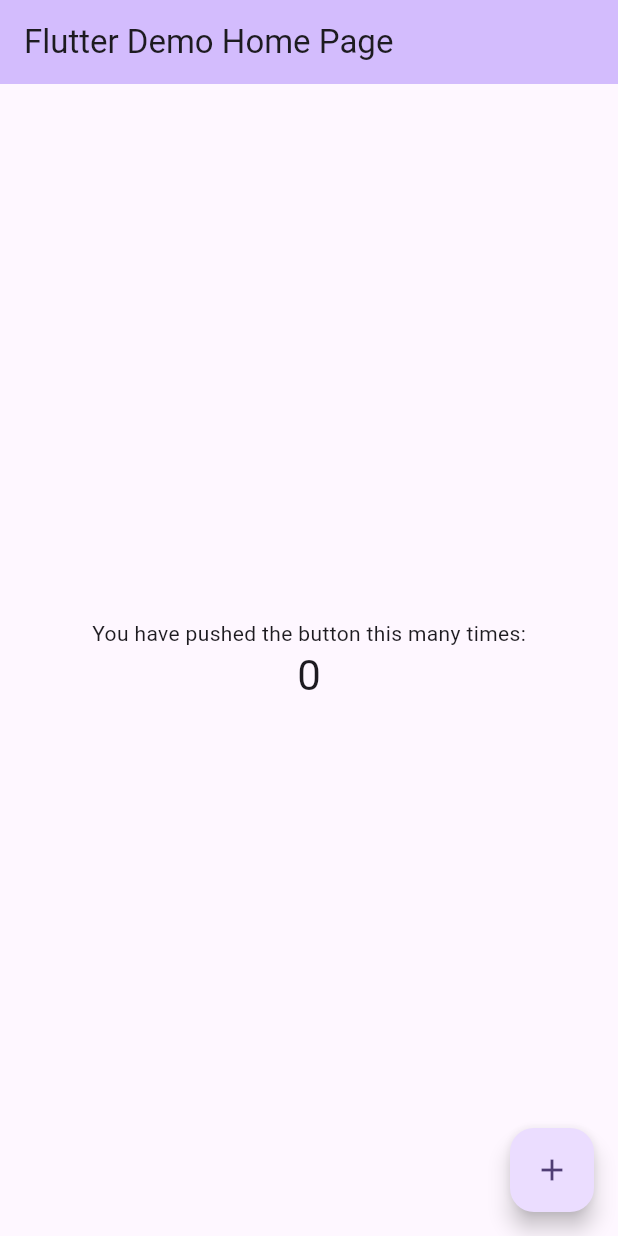
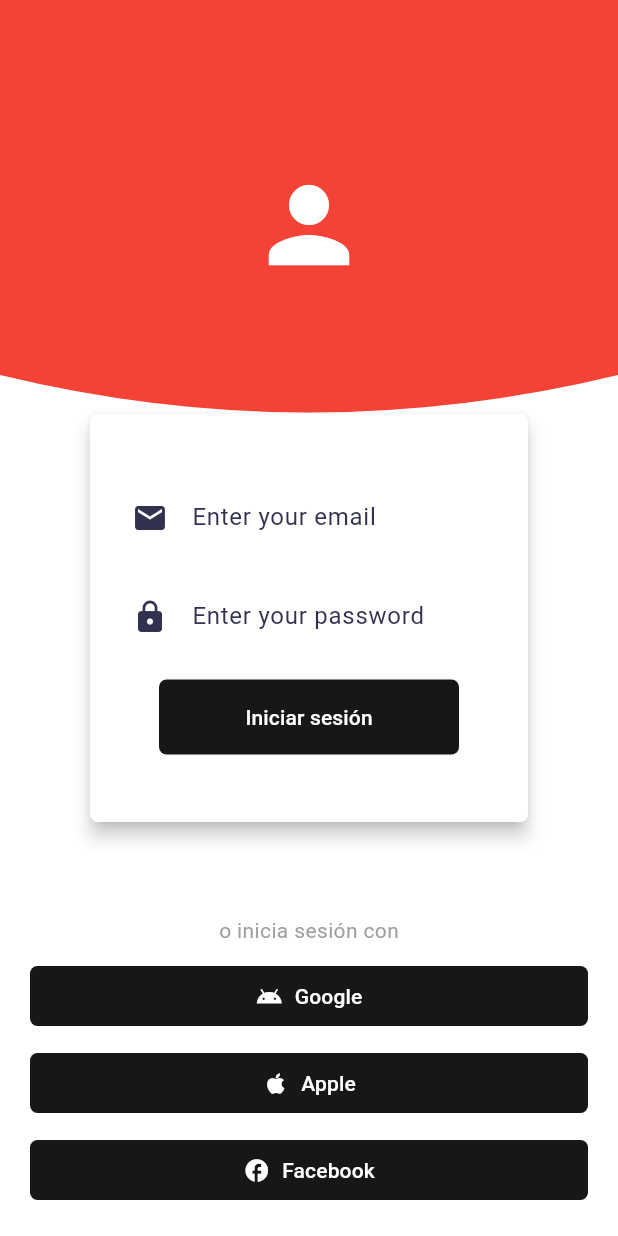
Before and after one commit to KevinJara123/appfundacionjeanmaggi, a Flutter app: the screen it shows after launch, on a phone screen of 412 x 824 dp. Run offline on Flutter 3.47's test engine with Material 3 defaults, Android fonts, the light colour scheme and no system bars.

Commit message:
Restaurando archivos login

```diff
--- a/lib/main.dart
+++ b/lib/main.dart
@@ -1,125 +1,17 @@
 import 'package:flutter/material.dart';
+import 'package:appfundacionjeanmaggi/views/login_views.dart'; // Importa tu vista de inicio de sesión
 
-void main() {
-  runApp(const MyApp());
-}
+void main() => runApp(const NavigationBarApp());
 
-class MyApp extends StatelessWidget {
-  const MyApp({super.key});
+class NavigationBarApp extends StatelessWidget {
+  const NavigationBarApp({Key? key}) : super(key: key);
 
-  // This widget is the root of your application.
   @override
   Widget build(BuildContext context) {
     return MaterialApp(
-      title: 'Flutter Demo',
-      theme: ThemeData(
-        // This is the theme of your application.
-        //
-        // TRY THIS: Try running your application with "flutter run". You'll see
-        // the application has a purple toolbar. Then, without quitting the app,
-        // try changing the seedColor in the colorScheme below to Colors.green
-        // and then invoke "hot reload" (save your changes or press the "hot
-        // reload" button in a Flutter-supported IDE, or press "r" if you used
-        // the command line to start the app).
-        //
-        // Notice that the counter didn't reset back to zero; the application
-        // state is not lost during the reload. To reset the state, use hot
-        // restart instead.
-        //
-        // This works for code too, not just values: Most code changes can be
-        // tested with just a hot reload.
-        colorScheme: ColorScheme.fromSeed(seedColor: Colors.deepPurple),
-        useMaterial3: true,
-      ),
-      home: const MyHomePage(title: 'Flutter Demo Home Page'),
+      debugShowCheckedModeBanner: false,
+      theme: ThemeData(useMaterial3: true),
+      home: const LoginView(), // Cambiado para mostrar la vista de inicio de sesión
     );
   }
 }
-
-class MyHomePage extends StatefulWidget {
-  const MyHomePage({super.key, required this.title});
-
-  // This widget is the home page of your application. It is stateful, meaning
-  // that it has a State object (defined below) that contains fields that affect
-  // how it looks.
-
-  // This class is the configuration for the state. It holds the values (in this
-  // case the title) provided by the parent (in this case the App widget) and
-  // used by the build method of the State. Fields in a Widget subclass are
-  // always marked "final".
-
-  final String title;
-
-  @override
-  State<MyHomePage> createState() => _MyHomePageState();
-}
-
-class _MyHomePageState extends State<MyHomePage> {
-  int _counter = 0;
-
-  void _incrementCounter() {
-    setState(() {
-      // This call to setState tells the Flutter framework that something has
-      // changed in this State, which causes it to rerun the build method below
-      // so that the display can reflect the updated values. If we changed
-      // _counter without calling setState(), then the build method would not be
-      // called again, and so nothing would appear to happen.
-      _counter++;
-    });
-  }
-
-  @override
-  Widget build(BuildContext context) {
-    // This method is rerun every time setState is called, for instance as done
-    // by the _incrementCounter method above.
-    //
-    // The Flutter framework has been optimized to make rerunning build methods
-    // fast, so that you can just rebuild anything that needs updating rather
-    // than having to individually change instances of widgets.
-    return Scaffold(
-      appBar: AppBar(
-        // TRY THIS: Try changing the color here to a specific color (to
-        // Colors.amber, perhaps?) and trigger a hot reload to see the AppBar
-        // change color while the other colors stay the same.
-        backgroundColor: Theme.of(context).colorScheme.inversePrimary,
-        // Here we take the value from the MyHomePage object that was created by
-        // the App.build method, and use it to set our appbar title.
-        title: Text(widget.title),
-      ),
-      body: Center(
-        // Center is a layout widget. It takes a single child and positions it
-        // in the middle of the parent.
-        child: Column(
-          // Column is also a layout widget. It takes a list of children and
-          // arranges them vertically. By default, it sizes itself to fit its
-          // children horizontally, and tries to be as tall as its parent.
-          //
-          // Column has various properties to control how it sizes itself and
-          // how it positions its children. Here we use mainAxisAlignment to
-          // center the children vertically; the main axis here is the vertical
-          // axis because Columns are vertical (the cross axis would be
-          // horizontal).
-          //
-          // TRY THIS: Invoke "debug painting" (choose the "Toggle Debug Paint"
-          // action in the IDE, or press "p" in the console), to see the
-          // wireframe for each widget.
-          mainAxisAlignment: MainAxisAlignment.center,
-          children: <Widget>[
-            const Text(
-              'You have pushed the button this many times:',
-            ),
-            Text(
-              '$_counter',
-              style: Theme.of(context).textTheme.headlineMedium,
-            ),
-          ],
-        ),
-      ),
-      floatingActionButton: FloatingActionButton(
-        onPressed: _incrementCounter,
-        tooltip: 'Increment',
-        child: const Icon(Icons.add),
-      ), // This trailing comma makes auto-formatting nicer for build methods.
-    );
-  }
-}
--- /dev/null
+++ b/lib/views/login_views.dart
@@ -0,0 +1,190 @@
+import 'package:flutter/material.dart';
+import 'package:appfundacionjeanmaggi/screen/main_screen.dart';
+
+class LoginView extends StatelessWidget {
+  const LoginView({Key? key}) : super(key: key);
+
+  @override
+  Widget build(BuildContext context) {
+    return Scaffold(
+      backgroundColor: Color.fromARGB(255, 255, 255, 255),
+      body: Stack(
+        children: [
+          ClipPath(
+            clipper: CustomShapeClipper(),
+            child: Container(
+              width: double.infinity,
+              height: 300,
+              color: Colors.red,
+              child: Center(
+                child: Icon(
+                  Icons.person,
+                  color: Colors.white,
+                  size: 80,
+                ),
+              ),
+            ),
+          ),
+          Center(
+            child: Container(
+              width: 300,
+              height: 280,
+              child: Card(
+                elevation: 5,
+                color: Colors.white,
+                shape: RoundedRectangleBorder(
+                  borderRadius: BorderRadius.circular(5),
+                ),
+                child: Padding(
+                  padding: const EdgeInsets.all(16),
+                  child: Column(
+                    mainAxisAlignment: MainAxisAlignment.center,
+                    children: [
+                      _buildCustomTextField(Icons.email, 'Enter your email', TextInputType.emailAddress),
+                      const SizedBox(height: 10),
+                      _buildCustomTextField(Icons.lock, 'Enter your password', TextInputType.visiblePassword, obscureText: true),
+                      const SizedBox(height: 10),
+                      ElevatedButton(
+                        onPressed: () {
+                          Navigator.pushReplacement(
+                            context,
+                            MaterialPageRoute(builder: (context) => const MainScreen()),
+                          );
+                        },
+                        style: ElevatedButton.styleFrom(
+                          primary: const Color(0xFF181717),
+                          shape: RoundedRectangleBorder(
+                            borderRadius: BorderRadius.circular(5),
+                          ),
+                          minimumSize: const Size(200, 50),
+                          padding: const EdgeInsets.symmetric(horizontal: 14),
+                          elevation: 0,
+                        ),
+                        child: const Text(
+                          'Iniciar sesión',
+                          style: TextStyle(color: Colors.white),
+                        ),
+                      ),
+                    ],
+                  ),
+                ),
+              ),
+            ),
+          ),
+          Positioned(
+            bottom: 20,
+            child: Container(
+              width: MediaQuery.of(context).size.width, // Utiliza el ancho completo de la pantalla
+              child: Column(
+                crossAxisAlignment: CrossAxisAlignment.center,
+                children: [
+                  const Text(
+                    'o inicia sesión con',
+                    style: TextStyle(
+                      color: Colors.grey,
+                      fontSize: 14,
+                    ),
+                  ),
+                  const SizedBox(height: 10),
+                  Padding(
+                    padding: const EdgeInsets.symmetric(horizontal: 20), // Ajusta el margen según tus necesidades
+                    child: Column(
+                      children: [
+                        _buildSocialButton(Icons.android, 'Google'),
+                        const SizedBox(height: 10),
+                        _buildSocialButton(Icons.apple, 'Apple'),
+                        const SizedBox(height: 10),
+                        _buildSocialButton(Icons.facebook, 'Facebook'),
+                      ],
+                    ),
+                  ),
+                ],
+              ),
+            ),
+          ),
+        ],
+      ),
+    );
+  }
+
+  Widget _buildCustomTextField(IconData prefixIcon, String placeholder, TextInputType inputType, {bool obscureText = false}) {
+    return Container(
+      margin: const EdgeInsets.only(bottom: 8),
+      child: TextField(
+        obscureText: obscureText,
+        keyboardType: inputType,
+        decoration: InputDecoration(
+          filled: true,
+          fillColor: const Color.fromARGB(255, 255, 255, 255),
+          contentPadding: const EdgeInsets.symmetric(vertical: 12, horizontal: 16),
+          focusedBorder: OutlineInputBorder(
+            borderRadius: BorderRadius.circular(10),
+            borderSide: BorderSide(color: Colors.red),
+          ),
+          enabledBorder: OutlineInputBorder(
+            borderRadius: BorderRadius.circular(10),
+            borderSide: BorderSide(color: Colors.transparent),
+          ),
+          hintText: placeholder,
+          hintStyle: TextStyle(
+            color: const Color(0xFF323250),
+            fontSize: 16,
+          ),
+          prefixIcon: Icon(
+            prefixIcon,
+            color: const Color(0xFF323250),
+          ),
+        ),
+        style: TextStyle(
+          color: const Color(0xFF323250),
+          fontSize: 16,
+        ),
+      ),
+    );
+  }
+
+  Widget _buildSocialButton(IconData icon, String text) {
+    return ElevatedButton(
+      onPressed: () {
+        // Maneja la acción del botón social
+      },
+      style: ElevatedButton.styleFrom(
+        primary: const Color(0xFF181717),
+        shape: RoundedRectangleBorder(
+          borderRadius: BorderRadius.circular(5),
+        ),
+        minimumSize: const Size(200, 40),
+        padding: const EdgeInsets.symmetric(horizontal: 20),
+        elevation: 0,
+      ),
+      child: Row(
+        mainAxisAlignment: MainAxisAlignment.center,
+        children: [
+          Icon(icon, color: Colors.white),
+          const SizedBox(width: 8),
+          Text(
+            text,
+            style: TextStyle(color: Colors.white),
+          ),
+        ],
+      ),
+    );
+  }
+}
+
+class CustomShapeClipper extends CustomClipper<Path> {
+  @override
+  Path getClip(Size size) {
+    final Path path = Path();
+    path.lineTo(0, size.height - 50);
+    path.quadraticBezierTo(size.width / 2, size.height, size.width, size.height - 50);
+    path.lineTo(size.width, 0);
+    path.close();
+    return path;
+  }
+
+  @override
+  bool shouldReclip(covariant CustomClipper<Path> oldClipper) {
+    return false;
+  }
+}
```
Also changed, not shown: lib/screen/main_screen.dart (added, +94 -0 lines), lib/views/home_views.dart (added, +85 -0 lines).
